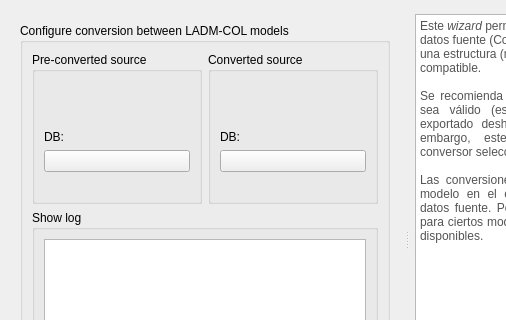
This is asistente_ladm_col/ui/data_model_converter/dlg_data_model_converter.ui in SwissTierrasColombia/Asistente-LADM-COL as Qt 5 draws it before an edit; both pictures show x 0 to 506 and y 0 to 320 of the 682 by 509 pixel window. The edited form follows.
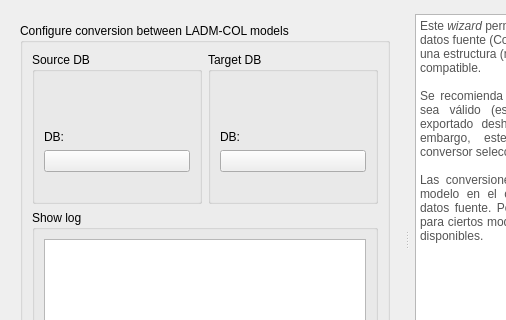
This is the edited form. Icons and pictures are not drawn. Custom widgets are drawn as their Qt base class.

Commit message: [dt_model_conv] Add dialog validation for Source DB Model

```diff
--- a/asistente_ladm_col/ui/data_model_converter/dlg_data_model_converter.ui
+++ b/asistente_ladm_col/ui/data_model_converter/dlg_data_model_converter.ui
@@ -61,7 +61,7 @@
                  </font>
                 </property>
                 <property name="title">
-                 <string>Pre-converted source</string>
+                 <string>Source DB</string>
                 </property>
                 <layout class="QVBoxLayout" name="verticalLayout_2">
                  <item>
@@ -141,7 +141,7 @@
               <item row="0" column="0">
                <widget class="QGroupBox" name="groupBox">
                 <property name="title">
-                 <string>Converted source</string>
+                 <string>Target DB</string>
                 </property>
                 <layout class="QVBoxLayout" name="verticalLayout">
                  <item>
```
The commit also changes 1 other file.
